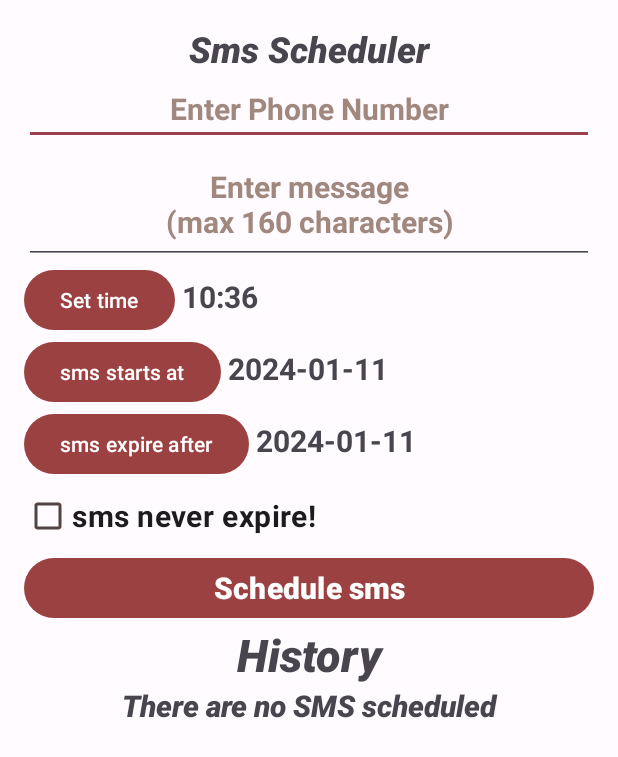
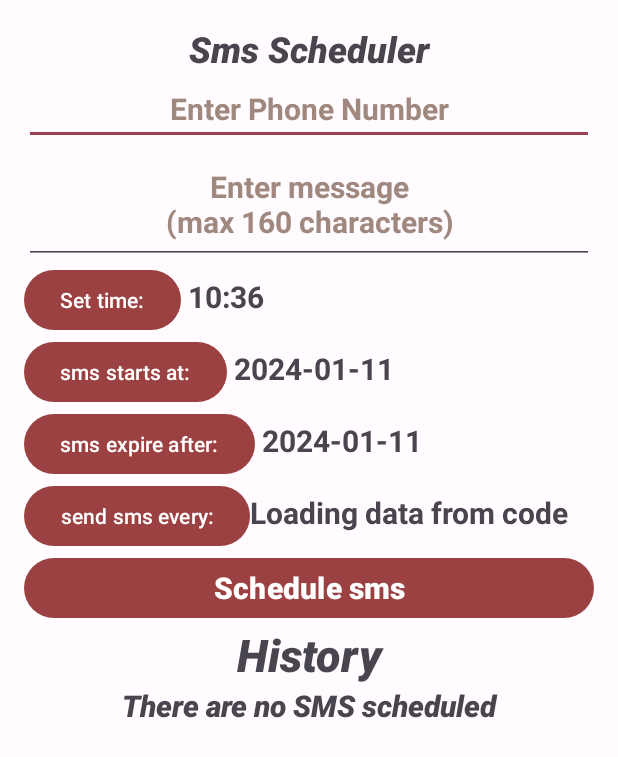
Before and after one commit to DeluxerPanda/Short_Message_Service, an Android app: the screen it shows after launch (MainActivity), on a phone screen of 412 x 824 dp. Shown: the top 757 px of the screen. Run offline under Robolectric (Android 15) with nearby library versions, the phone set to English and light mode, and no system bars.

Commit message:
update maybe broke it lel

```diff
--- a/app/src/main/java/se/deluxerpanda/smssender/AlertCreator.java
+++ b/app/src/main/java/se/deluxerpanda/smssender/AlertCreator.java
@@ -53,17 +53,16 @@ public class AlertCreator {
                 .setNeutralButton("OKi", new DialogInterface.OnClickListener() {
                     @Override
                     public void onClick(DialogInterface dialog, int which) {
-                        Toast.makeText(context, "Oki", Toast.LENGTH_LONG).show();
-
+                        return;
                     }
                 })
                 .setNegativeButton("Edit", new DialogInterface.OnClickListener() {
                     @Override
                     public void onClick(DialogInterface dialog, int which) {
                         Toast.makeText(context, "Edit comming soon!", Toast.LENGTH_LONG).show();
-                      //  MainActivity.removeAlarm(context,alarmId);
 
 
+                      //  MainActivity.removeAlarm(context,alarmId);
                     }
                 })
 
--- a/app/src/main/res/layout/activity_main.xml
+++ b/app/src/main/res/layout/activity_main.xml
@@ -133,19 +133,35 @@
             tools:ignore="VisualLintTextFieldSize,VisualLintBounds" />
 
     </LinearLayout>
-
-    <CheckBox
-        android:id="@+id/checkBox"
+    <LinearLayout
+        android:id="@+id/chooseOptionEndsBox"
         android:layout_width="match_parent"
         android:layout_height="wrap_content"
-        android:checked="false"
-        android:duplicateParentState="false"
-        android:text="@string/data_CheckBox_ends_text"
-        android:textAlignment="textStart"
-        android:textSize="20sp"
-        android:textStyle="bold"
-        tools:ignore="VisualLintButtonSize" />
+        android:orientation="horizontal">
 
+
+    <Button
+        android:id="@+id/chooseOptionButton"
+        android:layout_width="wrap_content"
+        android:layout_height="wrap_content"
+        android:text="@string/send_every_text" />
+
+        <TextView
+            android:id="@+id/selectedOptionText"
+            android:layout_width="0dp"
+            android:layout_height="wrap_content"
+            android:layout_weight="1"
+            android:ems="10"
+            android:importantForAutofill="no"
+            android:minHeight="48dp"
+            android:text="@string/logding_data"
+            android:textAlignment="textStart"
+            android:textSize="20sp"
+            android:textStyle="bold"
+            android:typeface="normal"
+            tools:ignore="VisualLintTextFieldSize,VisualLintBounds" />
+
+    </LinearLayout>
     <Button
         android:id="@+id/sendB"
         android:layout_width="match_parent"
--- a/app/src/main/res/values/strings.xml
+++ b/app/src/main/res/values/strings.xml
@@ -4,10 +4,15 @@
     <string name="phone_hint">Enter Phone Number</string>
     <string name="message_Text_hint">Enter message\n(max 160 characters)</string>
     <string name="send_sms_text">Schedule sms</string>
-    <string name="time_button_text">Set time</string>
-    <string name="data_button_start_text">sms starts at</string>
-    <string name="data_button_ends_text">sms expire after</string>
-    <string name="data_CheckBox_ends_text">sms never expire!</string>
+    <string name="time_button_text">Set time:</string>
+    <string name="data_button_start_text">sms starts at:</string>
+    <string name="data_button_ends_text">sms expire after:</string>
+    <string name="data_CheckBox_every_day_text">Day</string>
+    <string name="data_CheckBox_every_week_text">Week</string>
+    <string name="data_CheckBox_every_month_text">Month</string>
+    <string name="data_CheckBox_every_year_text">Year</string>
+    <string name="send_every_text">send sms every:</string>
     <string name="history_name">History</string>
     <string name="logding_data">Loading data from code</string>
+    <string name="message_sent">sent to:</string>
 </resources>
```
Also changed, not shown: app/src/main/java/se/deluxerpanda/smssender/AlarmReceiver.java (+52 -18 lines), app/src/main/java/se/deluxerpanda/smssender/MainActivity.java (+91 -27 lines), app/src/main/res/layout/options_dialog.xml (added, +17 -0 lines).
